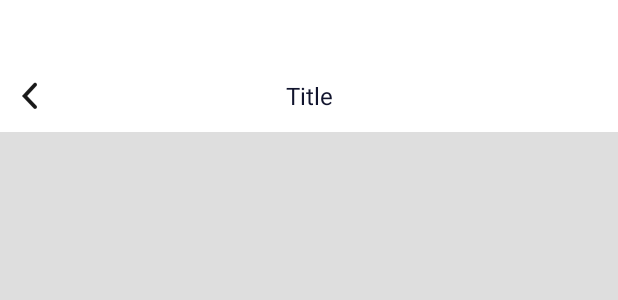
After one commit to Joshlanuevo/tasksapp, an Android app: the layout view_toolbar.xml on its own in the app's theme, with its tools: preview values and no code run, on a phone screen of 412 x 824 dp. The commit adds this screen. Shown: the top 300 px of the screen. Run offline under Robolectric (Android 15) with nearby library versions, the phone set to English and light mode, and no system bars.

Commit message:
add toolbar

```diff
--- a/app/src/main/java/com/vancoding/tasksapp/ui/SetActivity.kt
+++ b/app/src/main/java/com/vancoding/tasksapp/ui/SetActivity.kt
@@ -11,6 +11,11 @@ class SetActivity : BaseActivity() {
     override fun initView() {
         bindView = ActivitySetBinding.inflate(layoutInflater);
         setContentView(bindView.root);
+
+        bindView.titleBar.apply {
+            viewBack.setOnClickListener { finish() }
+            tvTitle.text = "Settings"
+        }
 
         bindView.btnLogout.setOnClickListener {
             logoutUser();
--- a/app/src/main/res/layout/activity_set.xml
+++ b/app/src/main/res/layout/activity_set.xml
@@ -3,6 +3,10 @@
     android:layout_height="match_parent"
     android:background="#EEEEEE"
     android:orientation="vertical">
+
+    <include
+        android:id="@+id/titleBar"
+        layout="@layout/view_toolbar" />
 
 <!--    <LinearLayout-->
 <!--        android:layout_width="match_parent"-->
--- /dev/null
+++ b/app/src/main/res/layout/view_toolbar.xml
@@ -0,0 +1,82 @@
+<?xml version="1.0" encoding="utf-8"?>
+<LinearLayout xmlns:android="http://schemas.android.com/apk/res/android"
+    xmlns:tools="http://schemas.android.com/tools"
+    android:id="@+id/toolbar"
+    android:layout_width="match_parent"
+    android:layout_height="88dp"
+    android:background="@color/color_white"
+    android:gravity="center_vertical"
+    android:orientation="horizontal"
+    android:paddingTop="40dp">
+
+    <LinearLayout
+        android:id="@+id/viewBack"
+        android:layout_width="40dp"
+        android:layout_height="match_parent"
+        android:layout_gravity="left"
+        android:gravity="center">
+
+        <ImageView
+            android:id="@+id/ivBack"
+            android:layout_width="wrap_content"
+            android:layout_height="wrap_content"
+            android:src="@drawable/ic_back" />
+    </LinearLayout>
+
+    <TextView
+        android:id="@+id/tvTitle"
+        android:layout_width="0dp"
+        android:layout_marginRight="40dp"
+        android:layout_height="match_parent"
+        android:layout_weight="1"
+        android:layout_gravity="center"
+        android:gravity="center"
+        android:textColor="#11142D"
+        android:textSize="16dp"
+        tools:text="Title" />
+
+    <TextView
+        android:id="@+id/tvSubtitle"
+        android:layout_width="wrap_content"
+        android:layout_height="match_parent"
+        android:gravity="center_vertical"
+        android:layout_marginRight="10dp"
+        android:paddingLeft="10dp"
+        android:paddingRight="10dp"
+        android:textColor="@color/color_black"
+        android:visibility="gone"
+        android:textSize="16dp"
+        tools:text="Edit" />
+
+    <TextView
+        android:id="@+id/tvRight"
+        android:layout_width="wrap_content"
+        android:layout_height="match_parent"
+        android:gravity="center_vertical"
+        android:layout_marginRight="10dp"
+        android:paddingLeft="10dp"
+        android:paddingRight="10dp"
+        android:textColor="@color/color_black"
+        android:visibility="gone"
+        android:textSize="16dp"
+        tools:text="Edit" />
+
+    <ImageView
+        android:id="@+id/ivAdd"
+        android:layout_width="40dp"
+        android:layout_height="40dp"
+        android:padding="10dp"
+        android:layout_marginRight="10dp"
+        android:src="@drawable/ic_add"
+        android:visibility="gone" />
+
+    <ImageView
+        android:id="@+id/ivSearch"
+        android:layout_width="40dp"
+        android:layout_height="40dp"
+        android:padding="10dp"
+        android:layout_marginRight="10dp"
+        android:src="@drawable/ic_search"
+        android:visibility="gone" />
+
+</LinearLayout>
```
Also changed, not shown: app/src/main/res/drawable-xxxhdpi/ic_back.webp (added).
